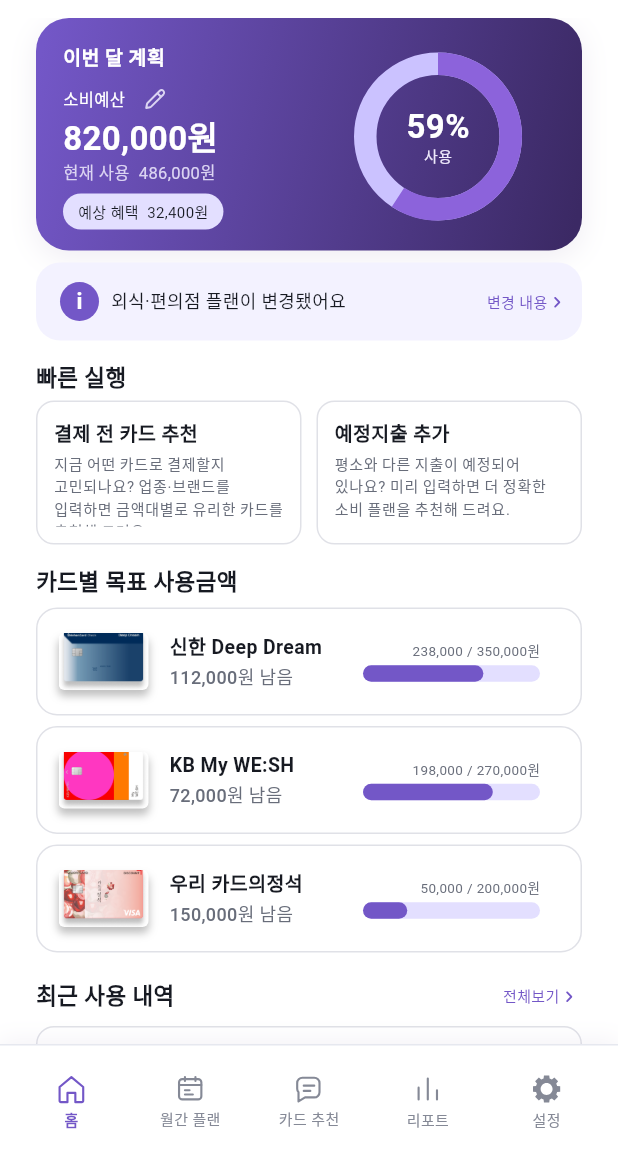
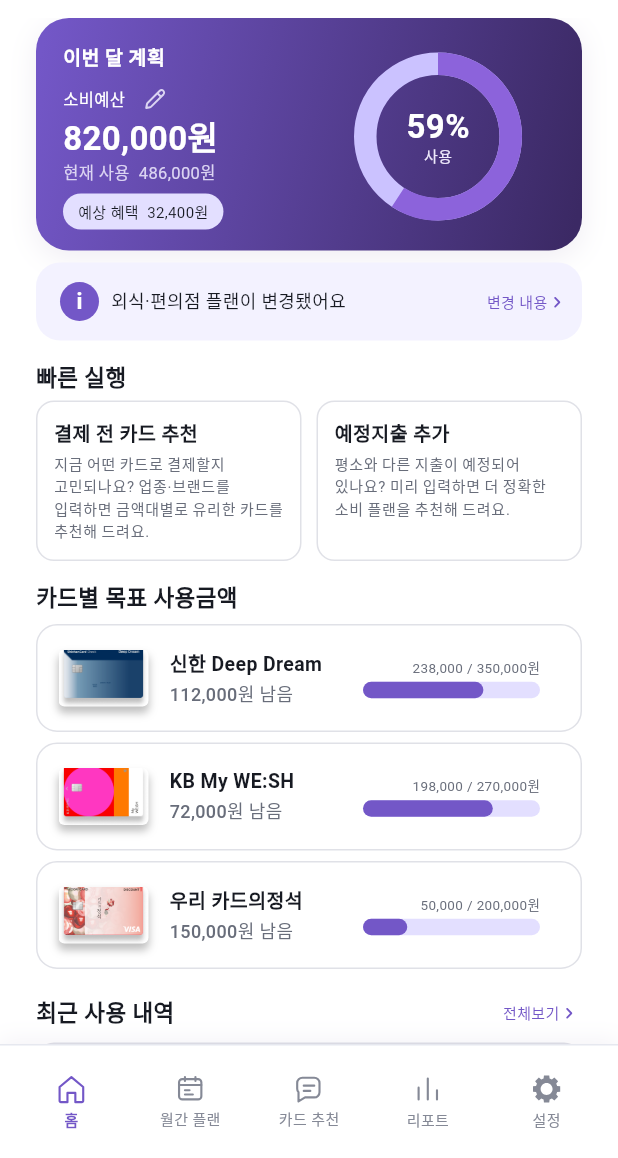
Before and after one commit to CSID-DGU/2026-2-CCD-RichReach-01, a Flutter app: the HomeScreen screen opened by its route, on a phone screen of 412 x 824 dp, the part 78-1236 px from its top. Run offline on Flutter 3.47's test engine with Material 3 defaults, Android fonts, the phone set to English and light mode, and no system bars; our stand-ins replace dio, flutter_riverpod, flutter_secure_storage, flutter_svg, go_router; accounts and stored records are empty; Roboto replaces fonts that are missing (Pretendard).

Commit message:
fix: 빠른 실행 설명이 길면 칸이 늘어나도록 수정 (#148)
Co-Authored-By: Claude Opus 5.5 <noreply@anthropic.com>

```diff
--- a/frontend/lib/features/home/presentation/home_screen.dart
+++ b/frontend/lib/features/home/presentation/home_screen.dart
@@ -102,7 +102,10 @@ class _HomeContent extends ConsumerWidget {
         const SizedBox(height: 14),
         const SectionHeader(title: '빠른 실행'),
         const SizedBox(height: 5),
-        Row(
+        // 설명이 길면 칸이 늘어나고, 두 칸은 같은 높이를 유지한다.
+        IntrinsicHeight(
+          child: Row(
+            crossAxisAlignment: CrossAxisAlignment.stretch,
             children: [
               Expanded(
                 child: _QuickAction(
@@ -125,6 +128,7 @@ class _HomeContent extends ConsumerWidget {
                 ),
               ),
             ],
+          ),
         ),
         if (plan != null && plan.cardPlans.isNotEmpty) ...[
           const SizedBox(height: 14),
@@ -174,7 +178,7 @@ class _NoPlanNotice extends StatelessWidget {
   }
 }
 
-/// 빠른 실행 칸 하나 (제목 + 설명, 높이 96).
+/// 빠른 실행 칸 하나 (제목 + 설명, 최소 높이 96).
 class _QuickAction extends StatelessWidget {
   const _QuickAction({
     required this.title,
@@ -200,8 +204,8 @@ class _QuickAction extends StatelessWidget {
         child: InkWell(
           onTap: onTap,
           borderRadius: radius,
-          child: SizedBox(
-            height: 96,
+          child: ConstrainedBox(
+            constraints: const BoxConstraints(minHeight: 96),
             child: Padding(
               padding: const EdgeInsets.all(12),
               child: Column(
@@ -216,13 +220,11 @@ class _QuickAction extends StatelessWidget {
                     ),
                   ),
                   const SizedBox(height: 3),
-                  Expanded(
-                    child: WordWrapText(
+                  WordWrapText(
                     description,
                     style: AppTextStyles.caption.copyWith(
                       fontSize: 10,
                       height: 1.45,
-                      ),
                     ),
                   ),
                 ],
```
Lines whose indentation alone changed are shown as unchanged.
